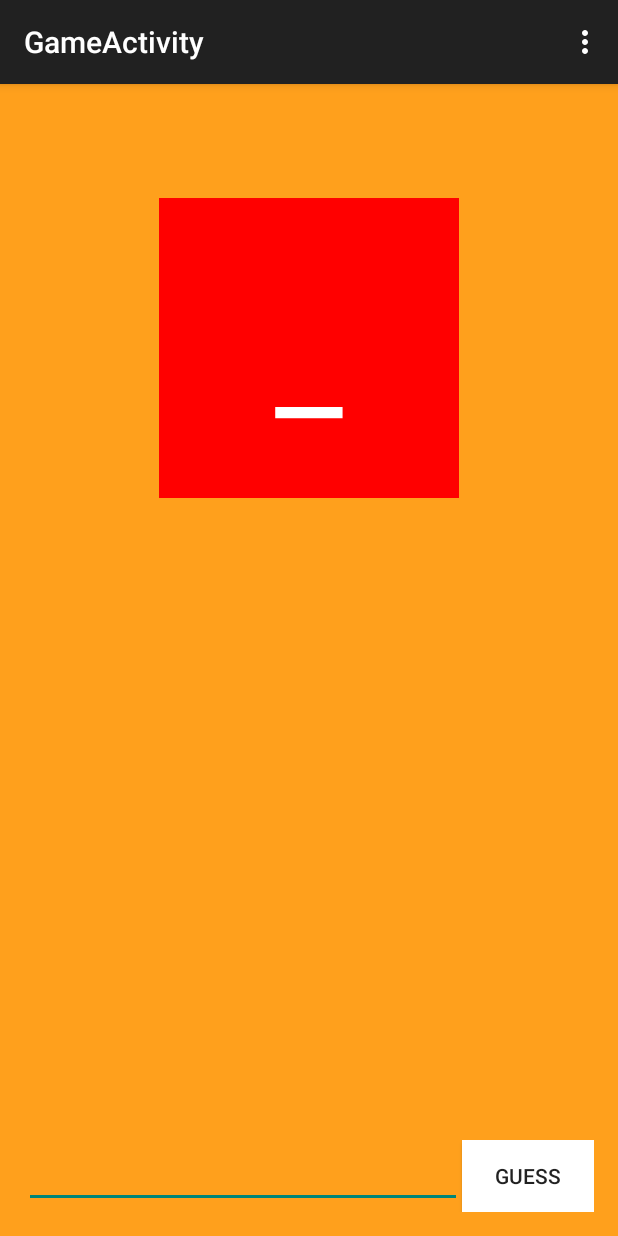
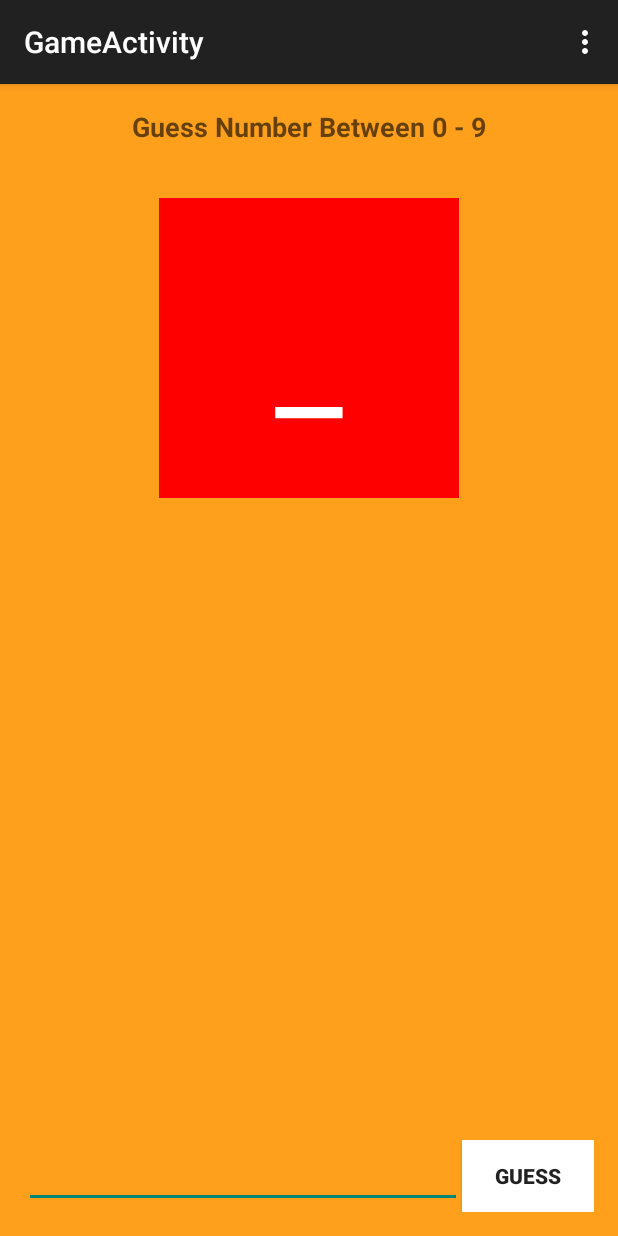
Before and after one commit to MigMikael/GuestNumber, an Android app: the GameActivity screen opened directly, with no data from a screen before it, on a phone screen of 412 x 824 dp. Run offline under Robolectric (Android 15) with nearby library versions, the phone set to English and light mode, and no system bars.

Commit message:
add mechanism to handle User Error
also redesign in every screen

```diff
--- a/app/src/main/java/com/cpsudevelopers/mig/guestnumber/GameActivity.java
+++ b/app/src/main/java/com/cpsudevelopers/mig/guestnumber/GameActivity.java
@@ -18,6 +18,7 @@ public class GameActivity extends AppCompatActivity {
 
     private TextView mGuessNumberTextView;
     private TextView mResultTextView;
+    private TextView mRule;
     private EditText mInput;
     private Button mGuessButton;
 
@@ -31,6 +32,7 @@ public class GameActivity extends AppCompatActivity {
 
         mGuessNumberTextView = (TextView) findViewById(R.id.guess_number_text_view);
         mResultTextView = (TextView) findViewById(R.id.result_text_view);
+        mRule = (TextView) findViewById(R.id.rule_textView);
         mInput = (EditText) findViewById(R.id.input);
         mGuessButton = (Button) findViewById(R.id.guess_button);
 
@@ -44,9 +46,11 @@ public class GameActivity extends AppCompatActivity {
                 if (mInput.getText().length() == 0) {
                     Toast.makeText(GameActivity.this, "Please Input Number", Toast.LENGTH_LONG).show();
                     return;
-                } else if (mInput.getText().length() > 2) {
-                    Toast.makeText(GameActivity.this, "Please Input Number", Toast.LENGTH_LONG).show();
+                } else if (level == 0 && mInput.getText().length() > 1) {
+                    Toast.makeText(GameActivity.this, "Please Input One digit Number", Toast.LENGTH_LONG).show();
                     return;
+                } else if (level == 1 && mInput.getText().length() > 2) {
+                    Toast.makeText(GameActivity.this, "Please Input Two digit Number", Toast.LENGTH_LONG).show();
                 }
 
                 int guessNumber = Integer.valueOf(mInput.getText().toString());
@@ -63,8 +67,10 @@ public class GameActivity extends AppCompatActivity {
         mGame = new Game(level);
 
         if (level == 0) {
+            mRule.setText("Guess Number Between 0 - 9");
             mGuessNumberTextView.setText("_");
         } else {
+            mRule.setText("Guess Number Between 0 - 99");
             mGuessNumberTextView.setText("_ _");
         }
         mResultTextView.setText("");
--- a/app/src/main/java/com/cpsudevelopers/mig/guestnumber/MainActivity.java
+++ b/app/src/main/java/com/cpsudevelopers/mig/guestnumber/MainActivity.java
@@ -3,6 +3,7 @@ package com.cpsudevelopers.mig.guestnumber;
 import android.app.AlertDialog;
 import android.content.DialogInterface;
 import android.content.Intent;
+import android.support.v7.app.ActionBar;
 import android.support.v7.app.AppCompatActivity;
 import android.os.Bundle;
 import android.view.Menu;
@@ -18,6 +19,9 @@ public class MainActivity extends AppCompatActivity {
     protected void onCreate(Bundle savedInstanceState) {
         super.onCreate(savedInstanceState);
         setContentView(R.layout.activity_main);
+
+        ActionBar actionBar = getSupportActionBar();
+        actionBar.hide();
 
         Button playGameButton = (Button) findViewById(R.id.play_game_button);
         playGameButton.setOnClickListener(new View.OnClickListener() {
--- a/app/src/main/res/layout/activity_game.xml
+++ b/app/src/main/res/layout/activity_game.xml
@@ -36,24 +36,36 @@
         android:layout_width="match_parent"
         android:layout_height="wrap_content"
         android:layout_alignParentBottom="true"
-        android:layout_alignParentLeft="false"
-        android:layout_alignParentStart="true"
         android:orientation="horizontal">
 
         <EditText
             android:id="@+id/input"
-            android:layout_width="wrap_content"
+            android:layout_width="0dp"
             android:layout_height="wrap_content"
             android:layout_weight="1"
             android:ems="10"
+            android:gravity="center_horizontal"
             android:inputType="number" />
 
         <Button
             android:id="@+id/guess_button"
             android:layout_width="wrap_content"
             android:layout_height="wrap_content"
+            android:layout_weight="0"
             android:background="#ffffff"
-            android:text="Guess" />
+            android:text="Guess"
+            android:textStyle="bold" />
     </LinearLayout>
 
+    <TextView
+        android:id="@+id/rule_textView"
+        android:layout_width="wrap_content"
+        android:layout_height="wrap_content"
+        android:layout_alignParentTop="true"
+        android:layout_centerHorizontal="true"
+        android:gravity="center"
+        android:text="rule"
+        android:textAppearance="?android:attr/textAppearanceMedium"
+        android:textStyle="bold" />
+
 </RelativeLayout>
```
Also changed, not shown: app/src/main/res/layout/activity_main.xml (+8 -4 lines).
